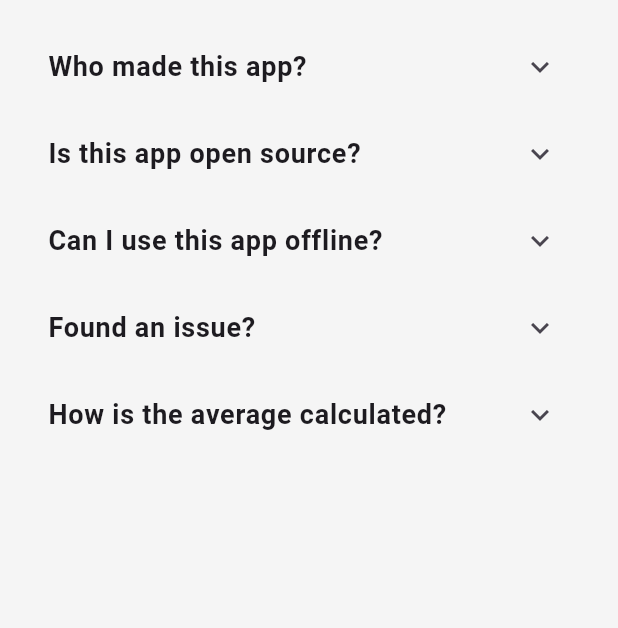
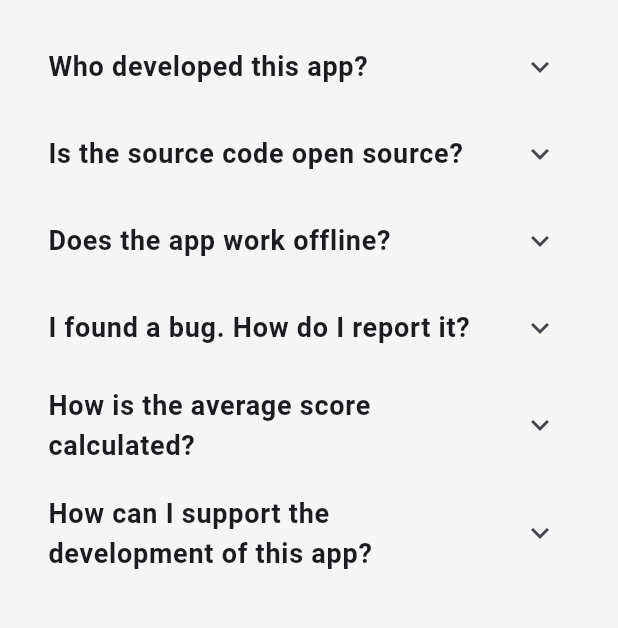
Before and after one commit to PrintN/Human-Benchmark, a Flutter app: the FAQScreen screen opened directly, after a tap on the "menu" icon, after a tap on "FAQ", on a phone screen of 412 x 824 dp, the part 172-800 px from its top. Run offline on Flutter 3.47's test engine with Material 3 defaults, Android fonts, the light colour scheme and no system bars; our stand-ins replace fl_chart, flutter_tts, just_audio, share_plus, shared_preferences; accounts and stored records are empty; project files that could hold a hidden picture were left out.

Commit message:
chore(faq): Clean up code

```diff
--- a/lib/faq.dart
+++ b/lib/faq.dart
@@ -1,5 +1,5 @@
 import 'package:flutter/material.dart';
-import 'package:flutter/services.dart'; // For Clipboard functionality
+import 'package:flutter/services.dart';
 import 'statistics.dart';
 import 'package:provider/provider.dart';
 import 'main.dart';
@@ -7,47 +7,40 @@ import 'main.dart';
 class FAQScreen extends StatelessWidget {
   const FAQScreen({super.key});
 
-  // Function to copy the URL to the clipboard
-  Future<void> _copyToClipboard(BuildContext context, String url) async {
-    await Clipboard.setData(ClipboardData(text: url));
+  Future<void> _copyToClipboard(BuildContext context, String text) async {
+    await Clipboard.setData(ClipboardData(text: text));
+    if (context.mounted) {
       ScaffoldMessenger.of(context).showSnackBar(
-      SnackBar(
-        content: Text('Link copied to clipboard!'),
-      ),
+        const SnackBar(content: Text('Link copied to clipboard!')),
       );
+    }
   }
 
   @override
   Widget build(BuildContext context) {
-    return Consumer<ThemeProvider>(builder: (context, themeProvider, child) {
-      bool isDarkMode = themeProvider.isDarkMode;
+    return Consumer<ThemeProvider>(
+      builder: (context, themeProvider, child) {
+        final bool isDarkMode = themeProvider.isDarkMode;
 
         return Scaffold(
           appBar: AppBar(
             title: const Text(
               'FAQ',
-            style: TextStyle(
-              fontWeight: FontWeight.bold,
-              fontSize: 24.0,
-            ),
+              style: TextStyle(fontWeight: FontWeight.bold, fontSize: 24.0),
             ),
             centerTitle: true,
-          backgroundColor: isDarkMode ? Colors.black : Color(0xFF004D99),
+            backgroundColor: isDarkMode ? Colors.black : const Color(0xFF004D99),
             leading: Builder(
-            builder: (BuildContext context) {
-              return IconButton(
+              builder: (context) => IconButton(
                 icon: const Icon(Icons.menu),
-                onPressed: () {
-                  Scaffold.of(context).openDrawer();
-                },
-              );
-            },
+                onPressed: () => Scaffold.of(context).openDrawer(),
+              ),
             ),
           ),
           drawer: Drawer(
             child: Consumer<ThemeProvider>(
               builder: (context, themeProvider, child) {
-              bool isDarkMode = themeProvider.isDarkMode;
+                final bool isDarkMode = themeProvider.isDarkMode;
 
                 return Container(
                   color: isDarkMode ? Colors.black : const Color(0xFFF5F5F5),
@@ -75,45 +68,33 @@ class FAQScreen extends StatelessWidget {
                         ),
                       ),
                       ListTile(
-                      leading: Icon(
-                        Icons.home,
-                        color: isDarkMode ? Colors.white : Color(0xFF004D99),
-                      ),
-                      title: const Text('Human Benchmark'),
-                      onTap: () {
-                        Navigator.pushNamed(context, '/');
-                      },
+                        leading: Icon(Icons.home,
+                            color: isDarkMode ? Colors.white : const Color(0xFF004D99)),
+                        title: const Text('Home'),
+                        onTap: () => Navigator.pushNamed(context, '/'),
                       ),
                       ListTile(
-                      leading: Icon(
-                        Icons.bar_chart,
-                        color: isDarkMode ? Colors.white : Color(0xFF004D99),
-                      ),
+                        leading: Icon(Icons.bar_chart,
+                            color: isDarkMode ? Colors.white : const Color(0xFF004D99)),
                         title: const Text('Statistics'),
                         onTap: () {
                           Navigator.push(
                             context,
                             MaterialPageRoute(
-                              builder: (context) => const StatisticsScreen()),
+                                builder: (_) => const StatisticsScreen()),
                           );
                         },
                       ),
                       ListTile(
-                      leading: Icon(
-                        Icons.help,
-                        color: isDarkMode ? Colors.white : Color(0xFF004D99),
-                      ),
+                        leading: Icon(Icons.help,
+                            color: isDarkMode ? Colors.white : const Color(0xFF004D99)),
                         title: const Text('FAQ'),
-                      onTap: () {
-                        Navigator.pop(context);
-                      },
+                        onTap: () => Navigator.pop(context),
                       ),
                       const Divider(),
                       ListTile(
-                      leading: Icon(
-                        Icons.brightness_6,
-                        color: isDarkMode ? Colors.white : Color(0xFF004D99),
-                      ),
+                        leading: Icon(Icons.brightness_6,
+                            color: isDarkMode ? Colors.white : const Color(0xFF004D99)),
                         title: const Text('Toggle Dark/Light Mode'),
                         onTap: () {
                           Provider.of<ThemeProvider>(context, listen: false)
@@ -130,145 +111,177 @@ class FAQScreen extends StatelessWidget {
             padding: const EdgeInsets.all(16.0),
             child: ListView(
               children: [
-              ExpansionTile(
-                title: Text(
-                  'What is Human Benchmark?',
-                  style: TextStyle(fontSize: 18.0, fontWeight: FontWeight.bold),
+                _buildFAQTile(
+                  context,
+                  question: 'What is Human Benchmark?',
+                  answer: const Text('Human Benchmark is a mobile app designed to test and improve your cognitive abilities through a variety of interactive challenges, including reaction time, typing speed, memory, and more.'),
                 ),
-                children: [
-                  Padding(
-                    padding: EdgeInsets.all(8.0),
-                    child: Text(
-                      'Human Benchmark is an app designed to test and improve your cognitive abilities, with various tests like reaction time & typing speed.',
-                      style: TextStyle(fontSize: 16.0),
-                    ),
-                  ),
-                ],
-              ),
-              ExpansionTile(
-                title: Text(
-                  'Who made this app?',
-                  style: TextStyle(fontSize: 18.0, fontWeight: FontWeight.bold),
-                ),
-                children: [
-                  Padding(
-                    padding: EdgeInsets.all(8.0),
-                    child: Text(
-                      'This app was made by PrintN, heavily inspired by the original humanbenchmark.com',
-                      style: TextStyle(fontSize: 16.0),
-                    ),
-                  ),
-                ],
-              ),
-              ExpansionTile(
-                title: Text(
-                  'Is this app open source?',
-                  style: TextStyle(fontSize: 18.0, fontWeight: FontWeight.bold),
-                ),
-                children: [
-                  Padding(
-                    padding: EdgeInsets.all(8.0),
-                    child: GestureDetector(
-                      onTap: () {
-                        _copyToClipboard(context,
-                            'https://github.com/PrintN/Human-Benchmark');
-                      },
-                      child: RichText(
+                _buildFAQTile(
+                  context,
+                  question: 'Who developed this app?',
+                  answer: RichText(
                     text: TextSpan(
-                          text: 'Yes, you can find the source code here: ',
                       style: TextStyle(
                         fontSize: 16.0,
                         color: isDarkMode ? Colors.white : Colors.black,
                       ),
                       children: [
-                            TextSpan(
-                              text:
-                                  'https://github.com/PrintN/Human-Benchmark/',
+                        const TextSpan(text: 'This app was developed by PrintN and is heavily inspired by the original website: '),
+                        WidgetSpan(
+                          child: InkWell(
+                            onTap: () => _copyToClipboard(
+                                context, 'https://humanbenchmark.com'),
+                            child: const Text(
+                              'humanbenchmark.com',
                               style: TextStyle(
-                                  fontSize: 16.0,
+                                color: Colors.blue,
                                 fontWeight: FontWeight.bold,
-                                  color: Colors.blue),
-                            ),
-                          ],
+                                decoration: TextDecoration.underline,
                               ),
                             ),
                           ),
                         ),
                       ],
                     ),
-              ExpansionTile(
-                title: Text(
-                  'Can I use this app offline?',
-                  style: TextStyle(fontSize: 18.0, fontWeight: FontWeight.bold),
-                ),
-                children: [
-                  Padding(
-                    padding: EdgeInsets.all(8.0),
-                    child: Text(
-                      'Yes, Human Benchmark is designed to work 100% offline.',
-                      style: TextStyle(fontSize: 16.0),
                   ),
                 ),
-                ],
-              ),
-              ExpansionTile(
-                title: Text(
-                  'Found an issue?',
-                  style: TextStyle(fontSize: 18.0, fontWeight: FontWeight.bold),
-                ),
-                children: [
-                  Padding(
-                    padding: EdgeInsets.all(8.0),
-                    child: GestureDetector(
-                      onTap: () {
-                        _copyToClipboard(
+                _buildFAQTile(
                   context,
-                          'https://github.com/PrintN/Human-Benchmark/issues',
-                        );
-                      },
-                      child: RichText(
+                  question: 'Is the source code open source?',
+                  answer: RichText(
                     text: TextSpan(
-                          text:
-                              'If you have encountered an issue, please open a new issue here: ',
                       style: TextStyle(
                         fontSize: 16.0,
                         color: isDarkMode ? Colors.white : Colors.black,
                       ),
                       children: [
-                            TextSpan(
-                              text:
-                                  'https://github.com/PrintN/Human-Benchmark/issues',
+                        const TextSpan(text: 'Yes! The full source code is available on GitHub: '),
+                        WidgetSpan(
+                          child: InkWell(
+                            onTap: () => _copyToClipboard(
+                                context, 'https://github.com/PrintN/Human-Benchmark'),
+                            child: const Text(
+                              'github.com/PrintN/Human-Benchmark',
                               style: TextStyle(
-                                  fontSize: 16.0,
+                                color: Colors.blue,
                                 fontWeight: FontWeight.bold,
-                                  color: Colors.blue),
-                            ),
-                          ],
+                                decoration: TextDecoration.underline,
                               ),
                             ),
                           ),
                         ),
                       ],
                     ),
-              ExpansionTile(
-                title: Text(
-                  'How is the average calculated?',
-                  style: TextStyle(fontSize: 18.0, fontWeight: FontWeight.bold),
+                  ),
+                ),
+                _buildFAQTile(
+                  context,
+                  question: 'Does the app work offline?',
+                  answer: const Text('Yes, Human Benchmark is fully functional offline. All tests and statistics are stored locally on your device.'),
+                ),
+                _buildFAQTile(
+                  context,
+                  question: 'I found a bug. How do I report it?',
+                  answer: RichText(
+                    text: TextSpan(
+                      style: TextStyle(
+                        fontSize: 16.0,
+                        color: isDarkMode ? Colors.white : Colors.black,
                       ),
                       children: [
-                  Padding(
-                    padding: EdgeInsets.all(8.0),
-                    child: Text(
-                      'For each test, Human Benchmark stores only the latest 5 results, from which the average is calculated.',
-                      style: TextStyle(fontSize: 16.0),
+                        const TextSpan(
+                            text: 'Please report issues on GitHub. Create a new issue here: '),
+                        WidgetSpan(
+                          child: InkWell(
+                            onTap: () => _copyToClipboard(
+                                context, 'https://github.com/PrintN/Human-Benchmark/issues'),
+                            child: const Text(
+                              'github.com/PrintN/Human-Benchmark/issues',
+                              style: TextStyle(
+                                color: Colors.blue,
+                                fontWeight: FontWeight.bold,
+                                decoration: TextDecoration.underline,
+                              ),
+                            ),
                           ),
                         ),
                       ],
+                    ),
+                  ),
+                ),
+                _buildFAQTile(
+                  context,
+                  question: 'How is the average score calculated?',
+                  answer: const Text('For each test, only your most recent 5 results are stored. The average is calculated from these 5 attempts.'),
+                ),
+                _buildFAQTile(
+                  context,
+                  question: 'How can I support the development of this app?',
+                  answer: RichText(
+                    text: TextSpan(
+                      style: TextStyle(
+                        fontSize: 16.0,
+                        color: isDarkMode ? Colors.white : Colors.black,
+                      ),
+                      children: [
+                        const TextSpan(
+                            text:
+                                'Thank you for your support! You can contribute by donating here: '),
+                        WidgetSpan(
+                          child: InkWell(
+                            onTap: () =>
+                                _copyToClipboard(context, 'https://printn.dev/donate'),
+                            child: const Text(
+                              'printn.dev/donate',
+                              style: TextStyle(
+                                color: Colors.blue,
+                                fontWeight: FontWeight.bold,
+                                decoration: TextDecoration.underline,
+                              ),
+                            ),
+                          ),
+                        ),
+                      ],
+                    ),
+                  ),
                 ),
               ],
             ),
           ),
         );
-    });
+      },
+    );
+  }
+
+  Widget _buildFAQTile(
+    BuildContext context, {
+    required String question,
+    required Widget answer,
+  }) {
+    final bool isDarkMode =
+        Provider.of<ThemeProvider>(context, listen: false).isDarkMode;
+
+    return ExpansionTile(
+      iconColor: isDarkMode ? Colors.white : Colors.black,
+      title: Text(
+        question,
+        style: const TextStyle(
+          fontSize: 18.0,
+          fontWeight: FontWeight.bold,
+        ),
+      ),
+      children: [
+        Padding(
+          padding: const EdgeInsets.symmetric(horizontal: 16.0, vertical: 8.0),
+          child: DefaultTextStyle(
+            style: TextStyle(
+              fontSize: 16.0,
+              color: isDarkMode ? Colors.white : Colors.black,
+            ),
+            child: answer,
+          ),
+        ),
+      ],
+    );
   }
 }
```
Lines whose indentation alone changed are shown as unchanged.
